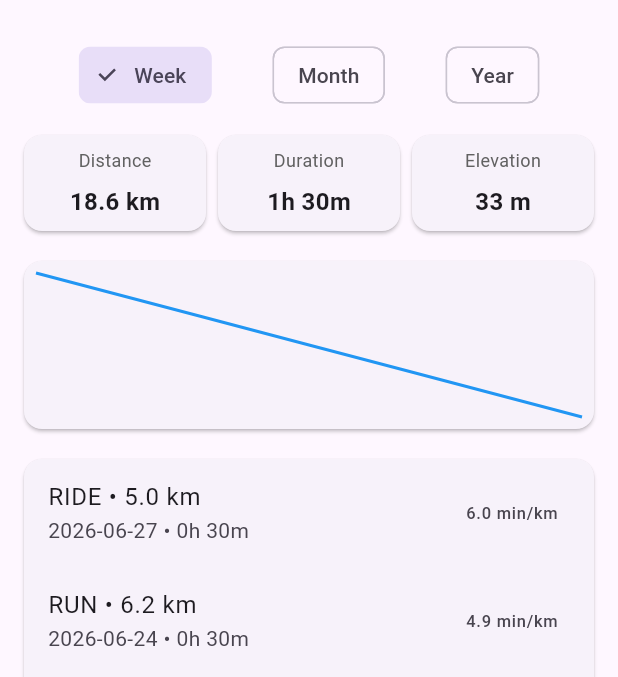
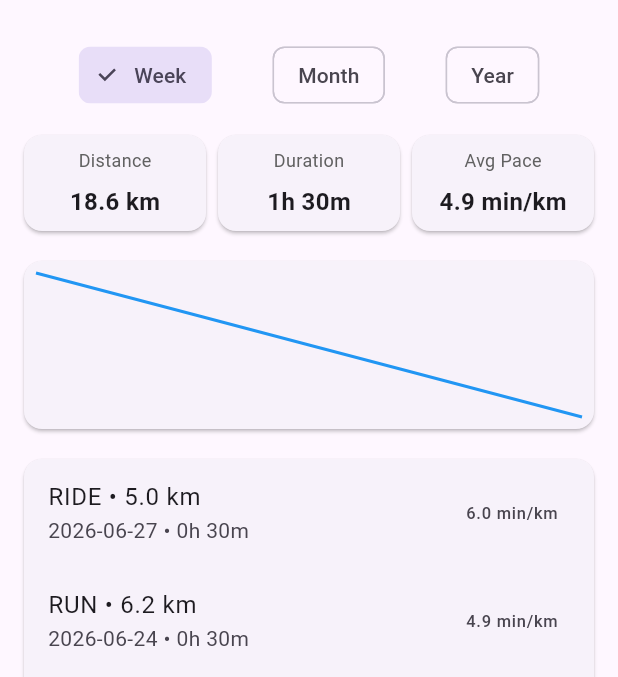
Before and after one commit to richardanthonyday/runanalyze, a Flutter app: the screen it shows after launch, on a phone screen of 412 x 824 dp, the part 63-740 px from its top. Run offline on Flutter 3.47's test engine with Material 3 defaults, Android fonts, the phone set to English and light mode, and no system bars; drawn by our look-alikes of fl_chart.

Commit message:
SDD update: remove elevation metric; app update: drop elevation from model/UI and show avg pace

```diff
--- a/lib/main.dart
+++ b/lib/main.dart
@@ -25,9 +25,8 @@ class Activity {
   final String type;
   final double distanceKm;
   final int durationSec;
-  final int elevationGain;
 
-  Activity({required this.id, required this.date, required this.type, required this.distanceKm, required this.durationSec, required this.elevationGain});
+  Activity({required this.id, required this.date, required this.type, required this.distanceKm, required this.durationSec});
 }
 
 // Mock data generator
@@ -42,7 +41,6 @@ List<Activity> mockActivities() {
       type: i % 5 == 0 ? 'ride' : 'run',
       distanceKm: (5 + (i % 6)) + (i % 3) * 0.2,
       durationSec: 30 * 60 + (i % 60) * 10,
-      elevationGain: (i % 100) + 10,
     ));
   }
   return list;
@@ -75,7 +73,6 @@ class _DashboardPageState extends State<DashboardPage> {
 
   double _totalDistance(List<Activity> list) => list.fold(0.0, (p, e) => p + e.distanceKm);
   int _totalDuration(List<Activity> list) => list.fold(0, (p, e) => p + e.durationSec);
-  int _totalElevation(List<Activity> list) => list.fold(0, (p, e) => p + e.elevationGain);
 
   String _formatDuration(int seconds) {
     final hours = seconds ~/ 3600;
@@ -88,7 +85,6 @@ class _DashboardPageState extends State<DashboardPage> {
     final filtered = _filtered();
     final totalDist = _totalDistance(filtered);
     final totalDur = _totalDuration(filtered);
-    final totalElev = _totalElevation(filtered);
     final avgPace = totalDist > 0 ? (totalDur / 60) / totalDist : 0; // min per km
 
     return Scaffold(
@@ -112,7 +108,7 @@ class _DashboardPageState extends State<DashboardPage> {
               children: [
                 _SummaryCard(title: 'Distance', value: '${totalDist.toStringAsFixed(1)} km'),
                 _SummaryCard(title: 'Duration', value: _formatDuration(totalDur)),
-                _SummaryCard(title: 'Elevation', value: '${totalElev} m'),
+                _SummaryCard(title: 'Avg Pace', value: '${avgPace.toStringAsFixed(1)} min/km'),
               ],
             ),
             SizedBox(height: 12),
```
Also changed, not shown: 1 other file.
